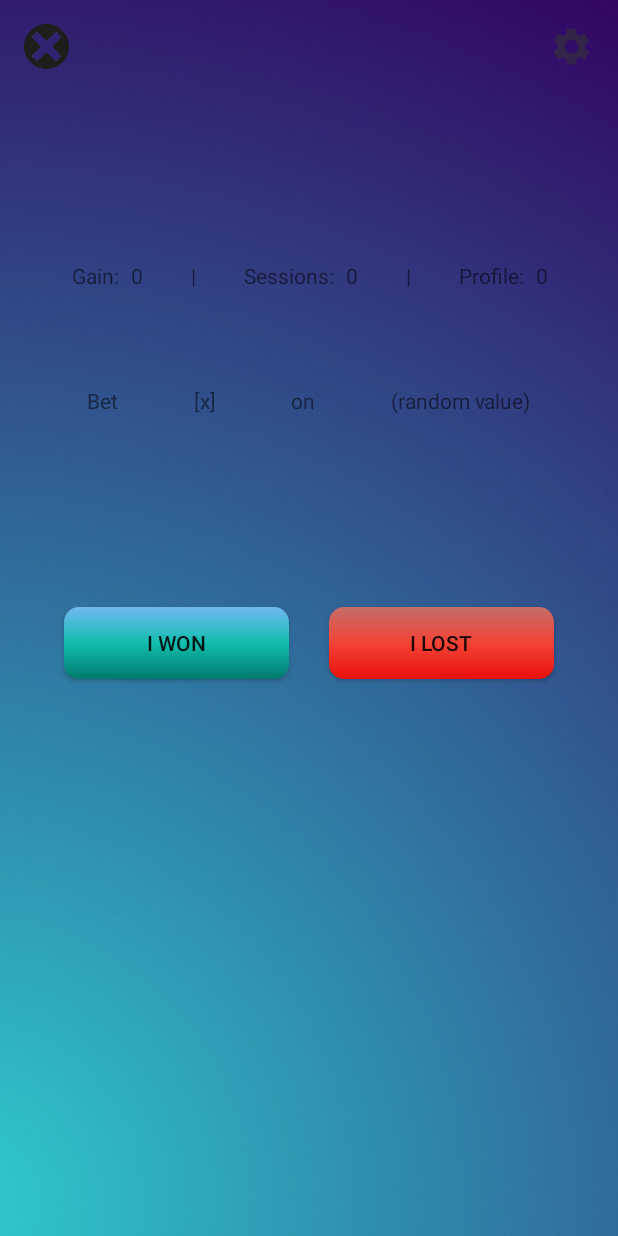
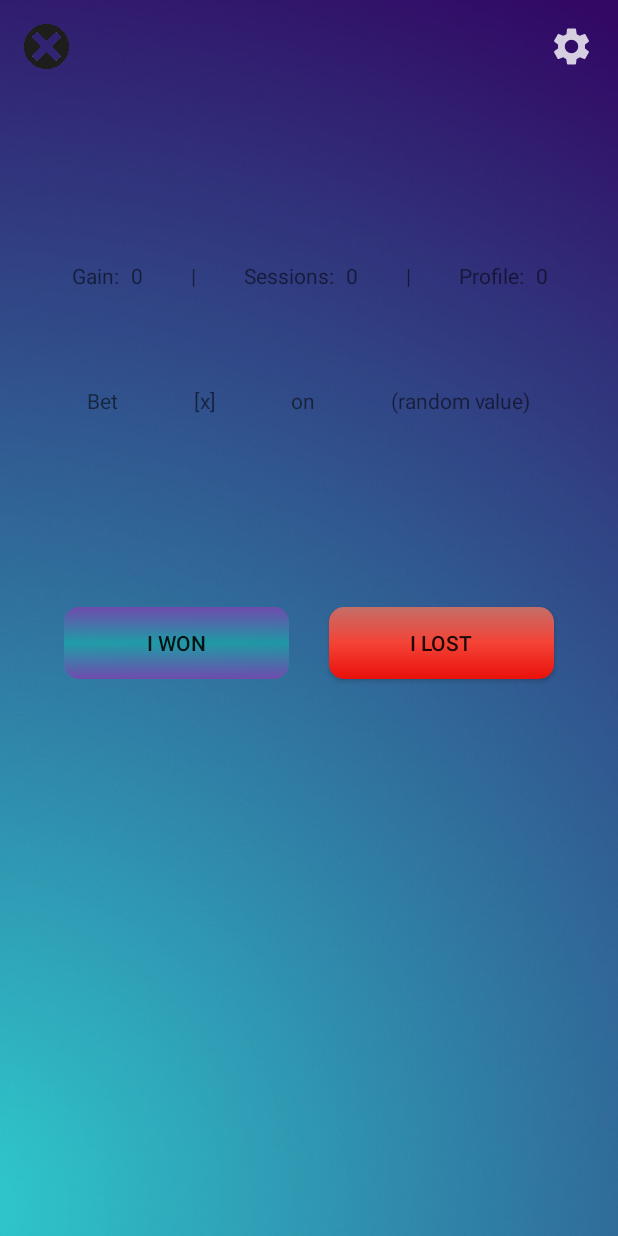
Before and after one commit to ibtisamasif/Roulette, an Android app: the layout activity_screen3.xml on its own in the app's theme, with its tools: preview values and no code run, on a phone screen of 412 x 824 dp. Run offline under Robolectric (Android 15) with nearby library versions, the light colour scheme and no system bars.

Commit message:
bug fixings

```diff
--- a/app/src/main/java/com/thedesignerx/roulette/FloatingViewService.java
+++ b/app/src/main/java/com/thedesignerx/roulette/FloatingViewService.java
@@ -39,7 +39,7 @@ public class FloatingViewService extends Service {
                 PixelFormat.TRANSLUCENT);
 
         //Specify the view position
-        params.gravity = Gravity.TOP | Gravity.RIGHT;        //Initially view will be added to top-left corner
+        params.gravity = Gravity.TOP | Gravity.LEFT;        //Initially view will be added to top-left corner
         params.x = 0;
         params.y = 100;
 
--- a/app/src/main/res/drawable-anydpi/ic_setting.xml
+++ b/app/src/main/res/drawable-anydpi/ic_setting.xml
@@ -3,8 +3,8 @@
     android:height="24dp"
     android:viewportWidth="24"
     android:viewportHeight="24"
-    android:tint="#333333"
-    android:alpha="0.6">
+    android:tint="#FFFFFF"
+    android:alpha="0.8">
     <path
         android:fillColor="#FF000000"
         android:pathData="M19.1,12.9a2.8,2.8 0,0 0,0.1 -0.9,2.8 2.8,0 0,0 -0.1,-0.9l2.1,-1.6a0.7,0.7 0,0 0,0.1 -0.6L19.4,5.5a0.7,0.7 0,0 0,-0.6 -0.2l-2.4,1a6.5,6.5 0,0 0,-1.6 -0.9l-0.4,-2.6a0.5,0.5 0,0 0,-0.5 -0.4H10.1a0.5,0.5 0,0 0,-0.5 0.4L9.3,5.4a5.6,5.6 0,0 0,-1.7 0.9l-2.4,-1a0.4,0.4 0,0 0,-0.5 0.2l-2,3.4c-0.1,0.2 0,0.4 0.2,0.6l2,1.6a2.8,2.8 0,0 0,-0.1 0.9,2.8 2.8,0 0,0 0.1,0.9L2.8,14.5a0.7,0.7 0,0 0,-0.1 0.6l1.9,3.4a0.7,0.7 0,0 0,0.6 0.2l2.4,-1a6.5,6.5 0,0 0,1.6 0.9l0.4,2.6a0.5,0.5 0,0 0,0.5 0.4h3.8a0.5,0.5 0,0 0,0.5 -0.4l0.3,-2.6a5.6,5.6 0,0 0,1.7 -0.9l2.4,1a0.4,0.4 0,0 0,0.5 -0.2l2,-3.4c0.1,-0.2 0,-0.4 -0.2,-0.6ZM12,15.6A3.6,3.6 0,1 1,15.6 12,3.6 3.6,0 0,1 12,15.6Z"/>
--- a/app/src/main/res/drawable-nodpi/shape_rectangle_dark_green_radius_10dp.xml
+++ b/app/src/main/res/drawable-nodpi/shape_rectangle_dark_green_radius_10dp.xml
@@ -1,10 +1,10 @@
 <?xml version="1.0" encoding="UTF-8"?>
 <shape xmlns:android="http://schemas.android.com/apk/res/android">
     <gradient
-        android:startColor="#00796E"
-        android:centerColor="#11BEAE"
-        android:endColor="#71B8F1"
-        android:angle="90" />
+        android:startColor="#6F4BAD"
+        android:centerColor="#8811BEAE"
+        android:endColor="#6F4BAD"
+        android:angle="270" />
     <corners
         android:bottomLeftRadius="10dp"
         android:bottomRightRadius="10dp"
--- a/app/src/main/res/layout/activity_screen2.xml
+++ b/app/src/main/res/layout/activity_screen2.xml
@@ -114,7 +114,6 @@
 
     <Button
         android:id="@+id/button_ok"
-        style="@style/Widget.AppCompat.Button.Colored"
         android:layout_width="150dp"
         android:layout_height="wrap_content"
         android:layout_marginTop="128dp"
--- a/app/src/main/res/layout/activity_screen3.xml
+++ b/app/src/main/res/layout/activity_screen3.xml
@@ -12,7 +12,7 @@
     tools:context="com.thedesignerx.roulette.Screen3Activity">
 
     <ImageView
-        android:id="@+id/imageView_closeButton2"
+        android:id="@+id/imageView_closeButton"
         android:layout_width="30dp"
         android:layout_height="30dp"
         android:src="@drawable/ic_close"
@@ -36,7 +36,7 @@
         android:layout_marginTop="128dp"
         android:text="Gain:"
         app:layout_constraintStart_toStartOf="parent"
-        app:layout_constraintTop_toBottomOf="@+id/imageView_closeButton2" />
+        app:layout_constraintTop_toBottomOf="@+id/imageView_closeButton" />
 
     <TextView
         android:id="@+id/textView3"
```
Also changed, not shown: app/src/main/java/com/thedesignerx/roulette/Screen2Activity.java (+8 -0 lines), app/src/main/java/com/thedesignerx/roulette/Screen3Activity.java (+18 -2 lines), app/src/main/res/drawable-hdpi/ic_setting.png, app/src/main/res/drawable-mdpi/ic_setting.png, app/src/main/res/drawable-xhdpi/ic_setting.png, app/src/main/res/drawable-xxhdpi/ic_setting.png.
